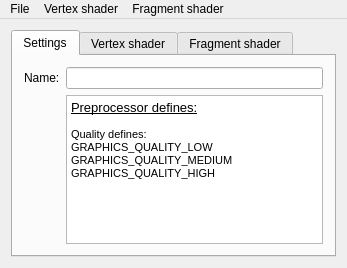
Above: Editors/ShaderProgramEditor/mainwindow.ui from kukkamario/OpenCraft before the change. Below: the same form after it.
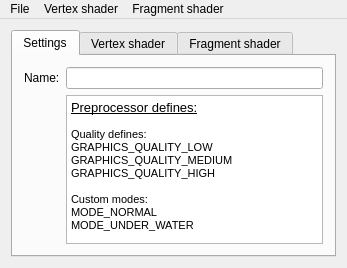
That is the form after the change. The open tabs and pages were chosen to show the change.

```diff
--- a/Editors/ShaderProgramEditor/mainwindow.ui
+++ b/Editors/ShaderProgramEditor/mainwindow.ui
@@ -54,7 +54,11 @@
 &lt;p style=&quot; margin-top:0px; margin-bottom:0px; margin-left:0px; margin-right:0px; -qt-block-indent:0; text-indent:0px;&quot;&gt;&lt;span style=&quot; font-size:8pt;&quot;&gt;Quality defines:&lt;/span&gt;&lt;/p&gt;
 &lt;p style=&quot; margin-top:0px; margin-bottom:0px; margin-left:0px; margin-right:0px; -qt-block-indent:0; text-indent:0px;&quot;&gt;&lt;span style=&quot; font-size:8pt;&quot;&gt;GRAPHICS_QUALITY_LOW&lt;/span&gt;&lt;/p&gt;
 &lt;p style=&quot; margin-top:0px; margin-bottom:0px; margin-left:0px; margin-right:0px; -qt-block-indent:0; text-indent:0px;&quot;&gt;&lt;span style=&quot; font-size:8pt;&quot;&gt;GRAPHICS_QUALITY_MEDIUM&lt;/span&gt;&lt;/p&gt;
-&lt;p style=&quot; margin-top:0px; margin-bottom:0px; margin-left:0px; margin-right:0px; -qt-block-indent:0; text-indent:0px;&quot;&gt;&lt;span style=&quot; font-size:8pt;&quot;&gt;GRAPHICS_QUALITY_HIGH&lt;/span&gt;&lt;/p&gt;&lt;/body&gt;&lt;/html&gt;</string>
+&lt;p style=&quot; margin-top:0px; margin-bottom:0px; margin-left:0px; margin-right:0px; -qt-block-indent:0; text-indent:0px;&quot;&gt;&lt;span style=&quot; font-size:8pt;&quot;&gt;GRAPHICS_QUALITY_HIGH&lt;/span&gt;&lt;/p&gt;
+&lt;p style=&quot;-qt-paragraph-type:empty; margin-top:0px; margin-bottom:0px; margin-left:0px; margin-right:0px; -qt-block-indent:0; text-indent:0px; font-size:8pt;&quot;&gt;&lt;/p&gt;
+&lt;p style=&quot; margin-top:0px; margin-bottom:0px; margin-left:0px; margin-right:0px; -qt-block-indent:0; text-indent:0px;&quot;&gt;&lt;span style=&quot; font-size:8pt;&quot;&gt;Custom modes:&lt;/span&gt;&lt;/p&gt;
+&lt;p style=&quot; margin-top:0px; margin-bottom:0px; margin-left:0px; margin-right:0px; -qt-block-indent:0; text-indent:0px;&quot;&gt;&lt;span style=&quot; font-size:8pt;&quot;&gt;MODE_NORMAL&lt;/span&gt;&lt;/p&gt;
+&lt;p style=&quot; margin-top:0px; margin-bottom:0px; margin-left:0px; margin-right:0px; -qt-block-indent:0; text-indent:0px;&quot;&gt;&lt;span style=&quot; font-size:8pt;&quot;&gt;MODE_UNDER_WATER&lt;/span&gt;&lt;/p&gt;&lt;/body&gt;&lt;/html&gt;</string>
           </property>
          </widget>
         </item>
```
Left out of the diff: 2 changed lines with no effect on the pictures.
